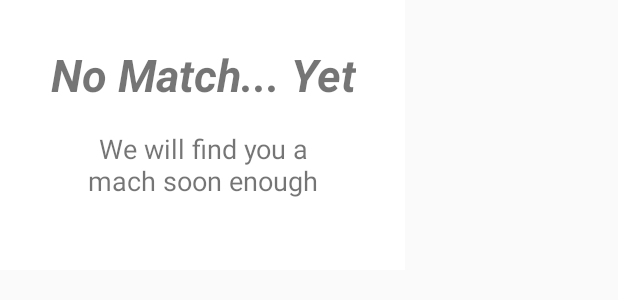
After one commit to rotem411/TinDogBest, an Android app: the layout bad_result_dialog.xml on its own in the app's theme, with its tools: preview values and no code run, on a phone screen of 412 x 824 dp. The commit adds this screen. Shown: the top 300 px of the screen. Run offline under Robolectric (Android 15) with nearby library versions, the phone set to English and light mode, and no system bars.

Commit message:
Update 4
Fixed bugs and flow

```diff
--- a/app/src/main/java/com/rotemarbiv/tin/ResultActivity.java
+++ b/app/src/main/java/com/rotemarbiv/tin/ResultActivity.java
@@ -1,8 +1,12 @@
 package com.rotemarbiv.tin;
+
+import android.support.v7.app.AppCompatActivity;
 
 /**
  * Created by laurescemama on 08/08/2017.
  */
 
-public class ResultActivity {
+public class ResultActivity extends AppCompatActivity {
+
+
 }
--- /dev/null
+++ b/app/src/main/res/layout/bad_result_dialog.xml
@@ -0,0 +1,44 @@
+<?xml version="1.0" encoding="utf-8"?>
+<android.support.constraint.ConstraintLayout
+    xmlns:android="http://schemas.android.com/apk/res/android"
+    xmlns:app="http://schemas.android.com/apk/res-auto"
+    xmlns:tools="http://schemas.android.com/tools"
+    android:layout_width="270dp"
+    android:layout_height="180dp"
+    android:background="#ffffffff"
+    >
+
+    <TextView
+        android:id="@+id/textView"
+        android:layout_width="wrap_content"
+        android:layout_height="wrap_content"
+        android:layout_marginBottom="8dp"
+        android:layout_marginLeft="8dp"
+        android:layout_marginRight="8dp"
+        android:layout_marginTop="8dp"
+        android:text="No Match... Yet"
+        android:textSize="30sp"
+        android:textStyle="bold|italic"
+        app:layout_constraintBottom_toTopOf="@+id/textView2"
+        app:layout_constraintHorizontal_bias="0.51"
+        app:layout_constraintLeft_toLeftOf="parent"
+        app:layout_constraintRight_toRightOf="parent"
+        app:layout_constraintTop_toTopOf="parent"
+        app:layout_constraintVertical_bias="0.714" />
+
+    <TextView
+        android:id="@+id/textView2"
+        android:layout_width="181dp"
+        android:layout_height="48dp"
+        android:layout_marginBottom="45dp"
+        android:layout_marginLeft="8dp"
+        android:layout_marginRight="8dp"
+        android:text="We will find you a mach soon enough"
+        android:textAlignment="center"
+        android:textSize="18sp"
+        app:layout_constraintBottom_toBottomOf="parent"
+        app:layout_constraintHorizontal_bias="0.506"
+        app:layout_constraintLeft_toLeftOf="parent"
+        app:layout_constraintRight_toRightOf="parent" />
+
+</android.support.constraint.ConstraintLayout>
--- a/app/src/main/res/layout/event.xml
+++ b/app/src/main/res/layout/event.xml
@@ -78,7 +78,7 @@
         app:layout_constraintTop_toBottomOf="@+id/walkerName" />
 
     <TextView
-        android:id="@+id/intoLabel"
+        android:id="@+id/infoLabel"
         android:layout_width="88dp"
         android:layout_height="49dp"
         android:text="something special"
@@ -93,7 +93,7 @@
         android:layout_marginBottom="8dp"
         app:layout_constraintVertical_bias="0.54" />
 
-    <TextView
+    <EditText
         android:id="@+id/commentsInput"
         android:layout_width="215dp"
         android:layout_height="53dp"
@@ -130,6 +130,7 @@
         android:layout_marginRight="46dp"
         android:layout_marginTop="16dp"
         android:backgroundTint="@color/colorAccent"
+        android:onClick="walkDoneClicked"
         android:text="Walk Done"
         android:visibility="invisible"
         app:layout_constraintHorizontal_bias="1.0"
--- /dev/null
+++ b/app/src/main/res/layout/good_result.xml
@@ -0,0 +1,6 @@
+<?xml version="1.0" encoding="utf-8"?>
+<android.support.constraint.ConstraintLayout
+    xmlns:android="http://schemas.android.com/apk/res/android" android:layout_width="match_parent"
+    android:layout_height="match_parent">
+
+</android.support.constraint.ConstraintLayout>
```
Also changed, not shown: app/src/main/AndroidManifest.xml (+18 -0 lines), app/src/main/java/com/rotemarbiv/tin/Event.java (+8 -2 lines), app/src/main/java/com/rotemarbiv/tin/EventActivity.java (+24 -5 lines), app/src/main/java/com/rotemarbiv/tin/EventAdapter.java (+5 -3 lines), app/src/main/java/com/rotemarbiv/tin/HomeActivity.java (+29 -17 lines), app/src/main/java/com/rotemarbiv/tin/NewEventActivity.java (+40 -6 lines), app/src/main/res/layout/new_event.xml (+38 -44 lines).
